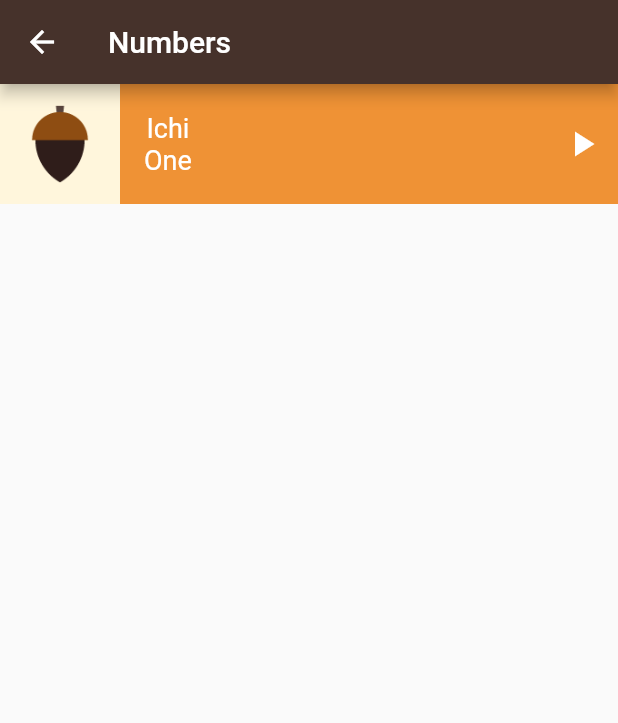
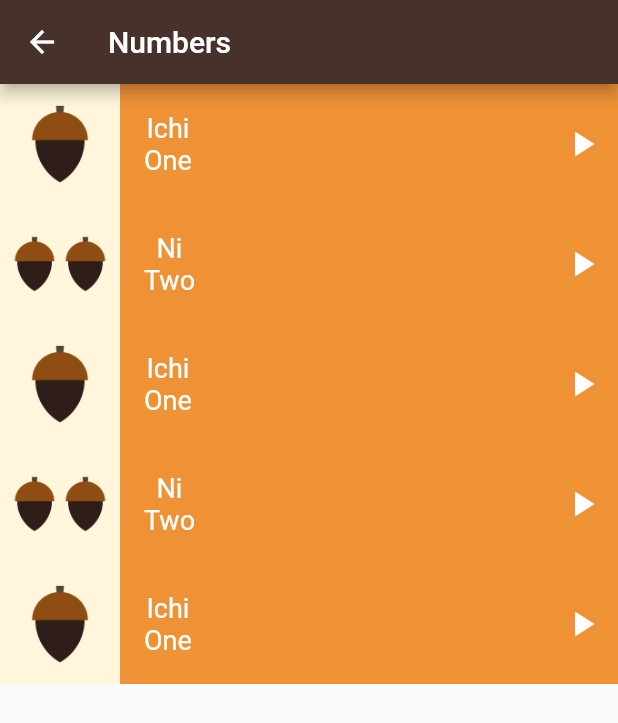
Before and after one commit to ImadDz-7/Toku-Language-Learning-App, a Flutter app: the NumbersScreen screen opened directly, on a phone screen of 412 x 824 dp. Shown: the top 723 px of the screen. Run offline on Flutter 3.47's test engine with Material 2 defaults, Android fonts, the phone set to English and light mode, and no system bars.

Commit message:
Refactoring our code & create Item widget for the number container

```diff
--- /dev/null
+++ b/lib/components/item.dart
@@ -0,0 +1,53 @@
+import 'package:flutter/material.dart';
+
+import '../models/number.dart';
+
+class Item extends StatelessWidget {
+  const Item({required this.number});
+  final Number number;
+
+  @override
+  Widget build(BuildContext context) {
+    return Container(
+            height: 80,
+            color: const Color(0xFFEF9235),
+            child: Row(
+              children: [
+                Container(
+                  margin: const EdgeInsets.only(right: 16),
+                  color: const Color(0xFFFFF6DC),
+                  child: Image.asset(number.image),
+                ),
+                Column(
+                  mainAxisAlignment: MainAxisAlignment.center,
+                  children: [
+                    Text(
+                      number.jpName,
+                      style: const TextStyle(
+                        color: Colors.white,
+                        fontSize: 18,
+                      ),
+                    ),
+                    Text(
+                      number.enName,
+                      style: const TextStyle(
+                        color: Colors.white,
+                        fontSize: 18,
+                      ),
+                    ),
+                  ],
+                ),
+                Spacer(flex: 1),
+                IconButton(
+                  onPressed: () {},
+                  icon: const Icon(
+                    Icons.play_arrow,
+                    color: Colors.white,
+                    size: 28,
+                  ),
+                ),
+              ],
+            ),
+          );
+  }
+}
--- a/lib/screens/numbers_screen.dart
+++ b/lib/screens/numbers_screen.dart
@@ -1,4 +1,5 @@
 import 'package:flutter/material.dart';
+import 'package:toku_app/components/item.dart';
 
 import '../models/number.dart';
 
@@ -10,6 +11,11 @@
     jpName: 'Ichi',
     enName: 'One',
   );
+  final Number two = const Number(
+    image: 'assets/images/numbers/number_two.png',
+    jpName: 'Ni',
+    enName: 'Two',
+  );
 
   @override
   Widget build(BuildContext context) {
@@ -18,46 +24,14 @@
         backgroundColor: const Color(0xFF46322B),
         title: const Text('Numbers'),
       ),
-      body: Container(
-        height: 80,
-        color: const Color(0xFFEF9235),
-        child: Row(
-          children: [
-            Container(
-              margin: const EdgeInsets.only(right: 16),
-              color: const Color(0xFFFFF6DC),
-              child: Image.asset(one.image),
-            ),
-            Column(
-              mainAxisAlignment: MainAxisAlignment.center,
-              children: [
-                Text(
-                  one.jpName,
-                  style: const TextStyle(
-                    color: Colors.white,
-                    fontSize: 18,
-                  ),
-                ),
-                Text(
-                  one.enName,
-                  style: const TextStyle(
-                    color: Colors.white,
-                    fontSize: 18,
-                  ),
-                ),
-              ],
-            ),
-            Spacer(flex: 1),
-            IconButton(
-              onPressed: () {},
-              icon: const Icon(
-                Icons.play_arrow,
-                color: Colors.white,
-                size: 28,
-              ),
-            ),
-          ],
-        ),
+      body: Column(
+        children: [
+          Item(number: one),
+          Item(number: two),
+          Item(number: one),
+          Item(number: two),
+          Item(number: one),
+        ],
       ),
     );
   }
```
